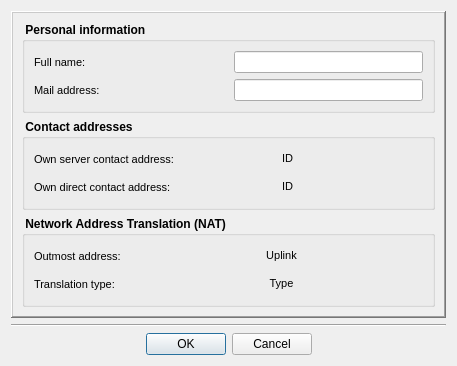
The window that Homer/forms/IdentityDialog.ui (Homer-Conferencing/Homer-Conferencing) describes before a commit, drawn with Qt 5.
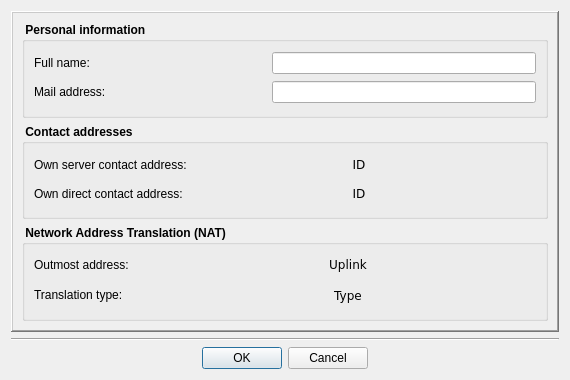
The same window after the commit. Icons and pictures are not drawn.

The edit to the form file:
```diff
--- a/Homer/forms/IdentityDialog.ui
+++ b/Homer/forms/IdentityDialog.ui
@@ -6,8 +6,8 @@
    <rect>
     <x>0</x>
     <y>0</y>
-    <width>457</width>
-    <height>359</height>
+    <width>570</width>
+    <height>380</height>
    </rect>
   </property>
   <property name="sizePolicy">
@@ -89,7 +89,7 @@
              </property>
              <property name="font">
               <font>
-               <pointsize>8</pointsize>
+               <pointsize>9</pointsize>
                <weight>50</weight>
                <bold>false</bold>
               </font>
@@ -131,7 +131,7 @@
              </property>
              <property name="font">
               <font>
-               <pointsize>8</pointsize>
+               <pointsize>9</pointsize>
                <weight>50</weight>
                <bold>false</bold>
               </font>
@@ -167,7 +167,7 @@
              </property>
              <property name="font">
               <font>
-               <pointsize>8</pointsize>
+               <pointsize>9</pointsize>
                <weight>50</weight>
                <bold>false</bold>
               </font>
@@ -209,7 +209,7 @@
              </property>
              <property name="font">
               <font>
-               <pointsize>8</pointsize>
+               <pointsize>9</pointsize>
                <weight>50</weight>
                <bold>false</bold>
               </font>
@@ -248,19 +248,19 @@
              </property>
              <property name="minimumSize">
               <size>
-               <width>150</width>
+               <width>180</width>
                <height>22</height>
               </size>
              </property>
              <property name="maximumSize">
               <size>
-               <width>150</width>
+               <width>180</width>
                <height>22</height>
               </size>
              </property>
              <property name="font">
               <font>
-               <pointsize>8</pointsize>
+               <pointsize>9</pointsize>
                <weight>50</weight>
                <bold>false</bold>
               </font>
@@ -286,7 +286,8 @@
              </property>
              <property name="font">
               <font>
-               <pointsize>8</pointsize>
+               <family>Bitstream Vera Sans</family>
+               <pointsize>9</pointsize>
                <weight>50</weight>
                <bold>false</bold>
               </font>
@@ -373,19 +374,19 @@
              </property>
              <property name="minimumSize">
               <size>
-               <width>150</width>
+               <width>180</width>
                <height>22</height>
               </size>
              </property>
              <property name="maximumSize">
               <size>
-               <width>150</width>
+               <width>180</width>
                <height>22</height>
               </size>
              </property>
              <property name="font">
               <font>
-               <pointsize>8</pointsize>
+               <pointsize>9</pointsize>
                <weight>50</weight>
                <bold>false</bold>
               </font>
@@ -411,7 +412,8 @@
              </property>
              <property name="font">
               <font>
-               <pointsize>8</pointsize>
+               <family>Bitstream Vera Sans</family>
+               <pointsize>9</pointsize>
                <weight>50</weight>
                <bold>false</bold>
               </font>
@@ -513,19 +515,19 @@
              </property>
              <property name="minimumSize">
               <size>
-               <width>100</width>
+               <width>120</width>
                <height>22</height>
               </size>
              </property>
              <property name="maximumSize">
               <size>
-               <width>100</width>
+               <width>120</width>
                <height>22</height>
               </size>
              </property>
              <property name="font">
               <font>
-               <pointsize>8</pointsize>
+               <pointsize>9</pointsize>
                <weight>50</weight>
                <bold>false</bold>
               </font>
@@ -551,7 +553,8 @@
              </property>
              <property name="font">
               <font>
-               <pointsize>8</pointsize>
+               <family>Bitstream Vera Sans</family>
+               <pointsize>9</pointsize>
                <weight>50</weight>
                <bold>false</bold>
               </font>
@@ -584,19 +587,19 @@
              </property>
              <property name="minimumSize">
               <size>
-               <width>100</width>
+               <width>120</width>
                <height>22</height>
               </size>
              </property>
              <property name="maximumSize">
               <size>
-               <width>100</width>
+               <width>120</width>
                <height>16777215</height>
               </size>
              </property>
              <property name="font">
               <font>
-               <pointsize>8</pointsize>
+               <pointsize>9</pointsize>
                <weight>50</weight>
                <bold>false</bold>
               </font>
@@ -622,7 +625,8 @@
              </property>
              <property name="font">
               <font>
-               <pointsize>8</pointsize>
+               <family>Bitstream Vera Sans</family>
+               <pointsize>9</pointsize>
                <weight>50</weight>
                <bold>false</bold>
               </font>
```
